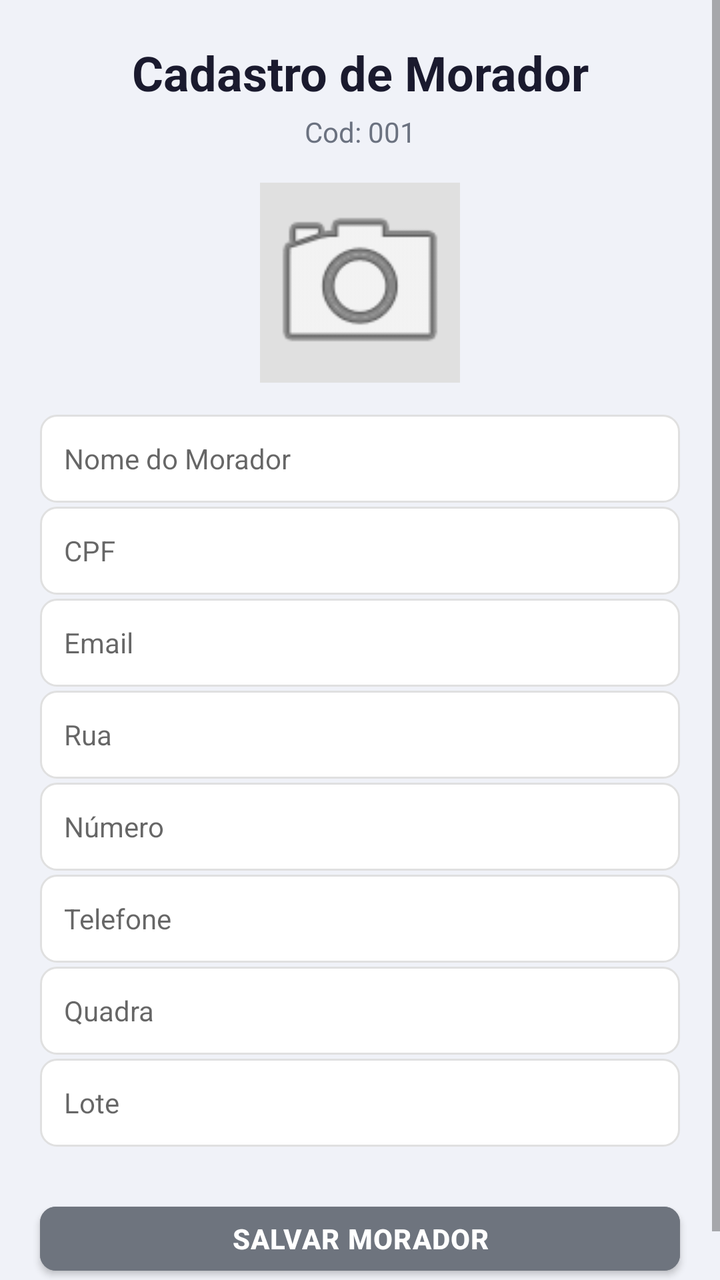
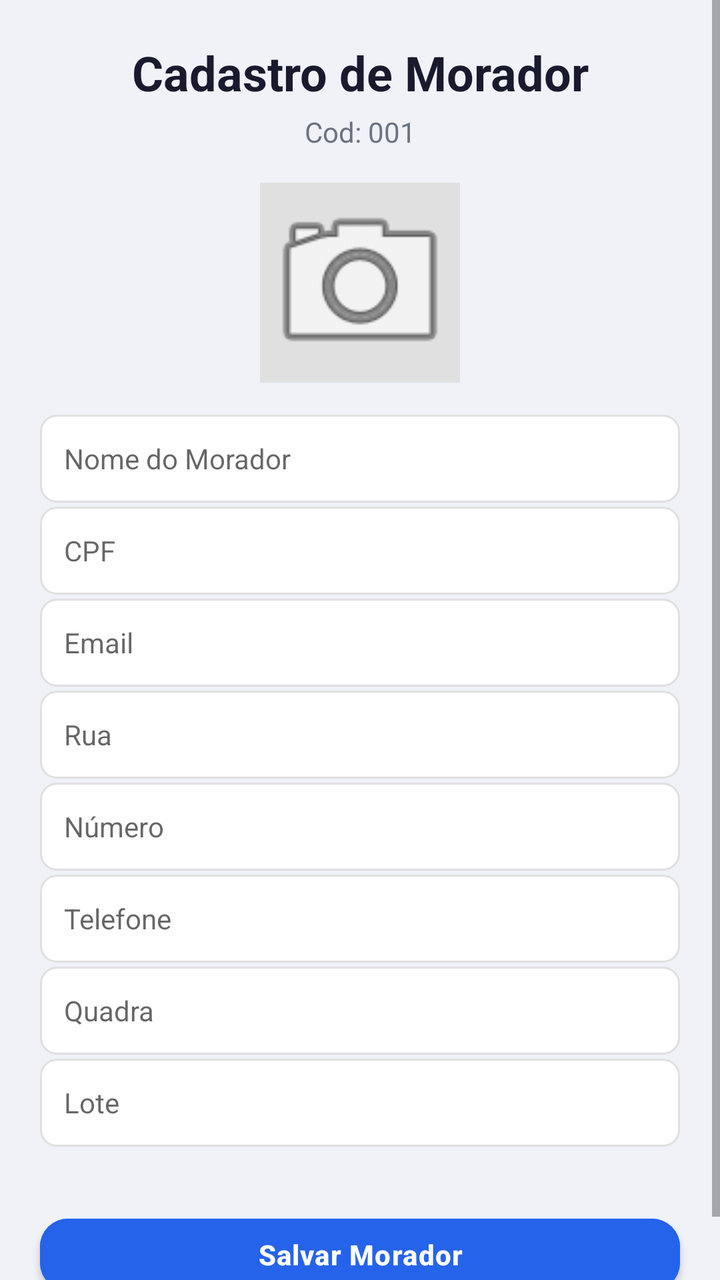

Before-and-after screenshots of an Android layout around one commit, followed by the original layout XML and the change that was made.
<!-- AndroidManifest.xml: application theme AppTheme -->
<!-- res/layout/activity_cadastro_morador.xml -->
<?xml version="1.0" encoding="utf-8"?>
<ScrollView xmlns:android="http://schemas.android.com/apk/res/android"
    xmlns:app="http://schemas.android.com/apk/res-auto"
    android:layout_width="match_parent"
    android:layout_height="match_parent"
    android:fillViewport="true"
    android:background="#F0F2F8">

    <androidx.constraintlayout.widget.ConstraintLayout
        android:layout_width="match_parent"
        android:layout_height="wrap_content"
        android:paddingBottom="24dp">

        
        <TextView
            android:id="@+id/textTituloMorador"
            android:layout_width="0dp"
            android:layout_height="wrap_content"
            android:text="Cadastro de Morador"
            android:textSize="24sp"
            android:textStyle="bold"
            android:textColor="#1A1A2E"
            android:gravity="center"
            android:layout_marginTop="20dp"
            app:layout_constraintTop_toTopOf="parent"
            app:layout_constraintStart_toStartOf="parent"
            app:layout_constraintEnd_toEndOf="parent" />

        
        <TextView
            android:id="@+id/textCodigo"
            android:layout_width="0dp"
            android:layout_height="wrap_content"
            android:text="Cod: 001"
            android:textSize="14sp"
            android:textColor="#6B7280"
            android:gravity="center"
            android:layout_marginTop="4dp"
            app:layout_constraintTop_toBottomOf="@id/textTituloMorador"
            app:layout_constraintStart_toStartOf="parent"
            app:layout_constraintEnd_toEndOf="parent" />

        
        <ImageView
            android:id="@+id/imageMorador"
            android:layout_width="100dp"
            android:layout_height="100dp"
            android:src="@android:drawable/ic_menu_camera"
            android:scaleType="centerCrop"
            android:layout_marginTop="16dp"
            android:background="#E0E0E0"
            android:contentDescription="Foto do Morador"
            app:layout_constraintTop_toBottomOf="@id/textCodigo"
            app:layout_constraintStart_toStartOf="parent"
            app:layout_constraintEnd_toEndOf="parent" />

        
        <EditText
            android:id="@+id/editNome"
            android:layout_width="0dp"
            android:layout_height="44dp"
            android:layout_marginStart="20dp"
            android:layout_marginEnd="20dp"
            android:layout_marginTop="16dp"
            android:hint="Nome do Morador"
            android:background="@drawable/edittext_background"
            android:paddingStart="12dp"
            android:paddingEnd="12dp"
            android:textSize="14sp"
            android:inputType="textPersonName"
            android:imeOptions="actionNext"
            app:layout_constraintTop_toBottomOf="@id/imageMorador"
            app:layout_constraintStart_toStartOf="parent"
            app:layout_constraintEnd_toEndOf="parent" />

        <EditText
            android:id="@+id/editCPF"
            android:layout_width="0dp"
            android:layout_height="44dp"
            android:layout_marginStart="20dp"
            android:layout_marginEnd="20dp"
            android:layout_marginTop="2dp"
            android:hint="CPF"
            android:background="@drawable/edittext_background"
            android:paddingStart="12dp"
            android:paddingEnd="12dp"
            android:textSize="14sp"
            android:inputType="number"
            android:digits="0123456789"
            android:imeOptions="actionNext"
            app:layout_constraintTop_toBottomOf="@id/editNome"
            app:layout_constraintStart_toStartOf="parent"
            app:layout_constraintEnd_toEndOf="parent" />

        <EditText
            android:id="@+id/editEmail"
            android:layout_width="0dp"
            android:layout_height="44dp"
            android:layout_marginStart="20dp"
            android:layout_marginEnd="20dp"
            android:layout_marginTop="2dp"
            android:hint="Email"
            android:background="@drawable/edittext_background"
            android:paddingStart="12dp"
            android:paddingEnd="12dp"
            android:textSize="14sp"
            android:inputType="textEmailAddress"
            android:imeOptions="actionNext"
            app:layout_constraintTop_toBottomOf="@id/editCPF"
            app:layout_constraintStart_toStartOf="parent"
            app:layout_constraintEnd_toEndOf="parent" />

        <EditText
            android:id="@+id/editRua"
            android:layout_width="0dp"
            android:layout_height="44dp"
            android:layout_marginStart="20dp"
            android:layout_marginEnd="20dp"
            android:layout_marginTop="2dp"
            android:hint="Rua"
            android:background="@drawable/edittext_background"
            android:paddingStart="12dp"
            android:paddingEnd="12dp"
            android:textSize="14sp"
            android:inputType="textPostalAddress"
            android:imeOptions="actionNext"
            app:layout_constraintTop_toBottomOf="@id/editEmail"
            app:layout_constraintStart_toStartOf="parent"
            app:layout_constraintEnd_toEndOf="parent" />

        <EditText
            android:id="@+id/editNumero"
            android:layout_width="0dp"
            android:layout_height="44dp"
            android:layout_marginStart="20dp"
            android:layout_marginEnd="20dp"
            android:layout_marginTop="2dp"
            android:hint="Número"
            android:background="@drawable/edittext_background"
            android:paddingStart="12dp"
            android:paddingEnd="12dp"
            android:textSize="14sp"
            android:inputType="number"
            android:digits="0123456789"
            android:imeOptions="actionNext"
            app:layout_constraintTop_toBottomOf="@id/editRua"
            app:layout_constraintStart_toStartOf="parent"
            app:layout_constraintEnd_toEndOf="parent" />

        <EditText
            android:id="@+id/editTelefone"
            android:layout_width="0dp"
            android:layout_height="44dp"
            android:layout_marginStart="20dp"
            android:layout_marginEnd="20dp"
            android:layout_marginTop="2dp"
            android:hint="Telefone"
            android:background="@drawable/edittext_background"
            android:paddingStart="12dp"
            android:paddingEnd="12dp"
            android:textSize="14sp"
            android:inputType="phone"
            android:digits="0123456789+-()"
            android:imeOptions="actionNext"
            app:layout_constraintTop_toBottomOf="@id/editNumero"
            app:layout_constraintStart_toStartOf="parent"
            app:layout_constraintEnd_toEndOf="parent" />

        <EditText
            android:id="@+id/editQuadra"
            android:layout_width="0dp"
            android:layout_height="44dp"
            android:layout_marginStart="20dp"
            android:layout_marginEnd="20dp"
            android:layout_marginTop="2dp"
            android:hint="Quadra"
            android:background="@drawable/edittext_background"
            android:paddingStart="12dp"
            android:paddingEnd="12dp"
            android:textSize="14sp"
            android:inputType="text"
            android:imeOptions="actionNext"
            app:layout_constraintTop_toBottomOf="@id/editTelefone"
            app:layout_constraintStart_toStartOf="parent"
            app:layout_constraintEnd_toEndOf="parent" />

        <EditText
            android:id="@+id/editLote"
            android:layout_width="0dp"
            android:layout_height="44dp"
            android:layout_marginStart="20dp"
            android:layout_marginEnd="20dp"
            android:layout_marginTop="2dp"
            android:hint="Lote"
            android:background="@drawable/edittext_background"
            android:paddingStart="12dp"
            android:paddingEnd="12dp"
            android:textSize="14sp"
            android:inputType="number"
            android:digits="0123456789"
            android:imeOptions="actionDone"
            app:layout_constraintTop_toBottomOf="@id/editQuadra"
            app:layout_constraintStart_toStartOf="parent"
            app:layout_constraintEnd_toEndOf="parent" />

        
        <Button
            android:id="@+id/btnSalvar"
            android:layout_width="0dp"
            android:layout_height="44dp"
            android:layout_marginStart="20dp"
            android:layout_marginEnd="20dp"
            android:layout_marginTop="24dp"
            android:backgroundTint="#6E747E"
            android:elevation="2dp"
            android:letterSpacing="0.03"
            android:text="Salvar Morador"
            android:textColor="#FFFFFF"
            android:textSize="14sp"
            android:textStyle="bold"
            app:cornerRadius="8dp"
            app:layout_constraintTop_toBottomOf="@id/editLote"
            app:layout_constraintStart_toStartOf="parent"
            app:layout_constraintEnd_toEndOf="parent" />

    </androidx.constraintlayout.widget.ConstraintLayout>
</ScrollView>
<!-- resources referenced by this layout -->
<resources>
  <!-- drawable edittext_background (drawable) -->
  <?xml version="1.0" encoding="utf-8"?>
  <shape xmlns:android="http://schemas.android.com/apk/res/android">
      <solid android:color="#FFFFFF" />
      <corners android:radius="8dp" />
      <stroke android:width="1dp" android:color="#E0E0E0" />
      <padding
          android:left="12dp"
          android:top="12dp"
          android:right="12dp"
          android:bottom="12dp" />
  </shape>
  <style name="AppTheme" parent="Theme.MaterialComponents.DayNight.DarkActionBar">
          <item name="colorPrimary">@color/colorPrimary</item>
          <item name="colorPrimaryDark">@color/black</item>
          <item name="colorAccent">@color/black</item>
          <item name="android:windowBackground">@color/white</item>
          <item name="android:textColor">@color/black</item>
          <item name="android:textColorPrimary">@color/corTitulo</item>
  
          
          <item name="materialButtonStyle">@style/Widget.Condominio.Button</item>
          <item name="textInputStyle">@style/Widget.Condominio.TextInputLayout</item>
      </style>
  <color name="colorPrimary">#062AF2</color>
  <color name="black">#000000</color>
  <color name="white">#FFFFFF</color>
  <color name="corTitulo">#070707</color>
  <style name="Widget.Condominio.Button" parent="Widget.MaterialComponents.Button">
          <item name="backgroundTint">@color/colorPrimary</item>
          <item name="android:textColor">@color/white</item>
          <item name="cornerRadius">8dp</item>
      </style>
  <style name="Widget.Condominio.TextInputLayout" parent="Widget.MaterialComponents.TextInputLayout.OutlinedBox">
          <item name="boxBackgroundColor">@color/white</item>
          <item name="boxStrokeColor">@color/colorPrimary</item>
          <item name="hintTextColor">@color/colorPrimary</item>
          <item name="android:textColorHint">@color/colorPrimary</item>
      </style>
</resources>

<!-- the commit's change to res/layout/activity_cadastro_morador.xml (unified diff, before → after) -->
@@ -204,6 +204,19 @@
             app:layout_constraintEnd_toEndOf="parent" />
 
         
+        <LinearLayout
+            android:id="@+id/painelAnexos"
+            android:layout_width="0dp"
+            android:layout_height="wrap_content"
+            android:layout_marginStart="20dp"
+            android:layout_marginEnd="20dp"
+            android:layout_marginTop="8dp"
+            android:orientation="vertical"
+            app:layout_constraintTop_toBottomOf="@id/editLote"
+            app:layout_constraintStart_toStartOf="parent"
+            app:layout_constraintEnd_toEndOf="parent" />
+
+        
         <Button
             android:id="@+id/btnSalvar"
             android:layout_width="0dp"
@@ -211,15 +224,15 @@
             android:layout_marginStart="20dp"
             android:layout_marginEnd="20dp"
             android:layout_marginTop="24dp"
-            android:backgroundTint="#6E747E"
+            android:backgroundTint="@color/botaoPrimario"
             android:elevation="2dp"
             android:letterSpacing="0.03"
             android:text="Salvar Morador"
             android:textColor="#FFFFFF"
             android:textSize="14sp"
             android:textStyle="bold"
-            app:cornerRadius="8dp"
-            app:layout_constraintTop_toBottomOf="@id/editLote"
+            app:cornerRadius="14dp"
+            app:layout_constraintTop_toBottomOf="@id/painelAnexos"
             app:layout_constraintStart_toStartOf="parent"
             app:layout_constraintEnd_toEndOf="parent" />
 
<!-- resource entries referenced after the edit -->
@@ -1,5 +1,6 @@
 <!-- resources referenced by this layout -->
 <resources>
+  <color name="botaoPrimario">#2563EB</color>
   <!-- drawable edittext_background (drawable) -->
   <?xml version="1.0" encoding="utf-8"?>
   <shape xmlns:android="http://schemas.android.com/apk/res/android">
@@ -24,14 +25,24 @@
           <item name="materialButtonStyle">@style/Widget.Condominio.Button</item>
           <item name="textInputStyle">@style/Widget.Condominio.TextInputLayout</item>
       </style>
-  <color name="colorPrimary">#062AF2</color>
+  <color name="colorPrimary">#1E3A8A</color>
   <color name="black">#000000</color>
   <color name="white">#FFFFFF</color>
   <color name="corTitulo">#070707</color>
   <style name="Widget.Condominio.Button" parent="Widget.MaterialComponents.Button">
-          <item name="backgroundTint">@color/colorPrimary</item>
+          <item name="backgroundTint">@color/botaoPrimario</item>
           <item name="android:textColor">@color/white</item>
-          <item name="cornerRadius">8dp</item>
+          <item name="cornerRadius">14dp</item>
+          <item name="android:textAllCaps">false</item>
+          <item name="android:textStyle">bold</item>
+          <item name="android:textSize">15sp</item>
+          <item name="android:letterSpacing">0.01</item>
+          <item name="android:minHeight">52dp</item>
+          <item name="android:insetTop">4dp</item>
+          <item name="android:insetBottom">4dp</item>
+          <item name="android:elevation">2dp</item>
+          <item name="iconTint">@color/white</item>
+          <item name="iconPadding">8dp</item>
       </style>
   <style name="Widget.Condominio.TextInputLayout" parent="Widget.MaterialComponents.TextInputLayout.OutlinedBox">
           <item name="boxBackgroundColor">@color/white</item>
